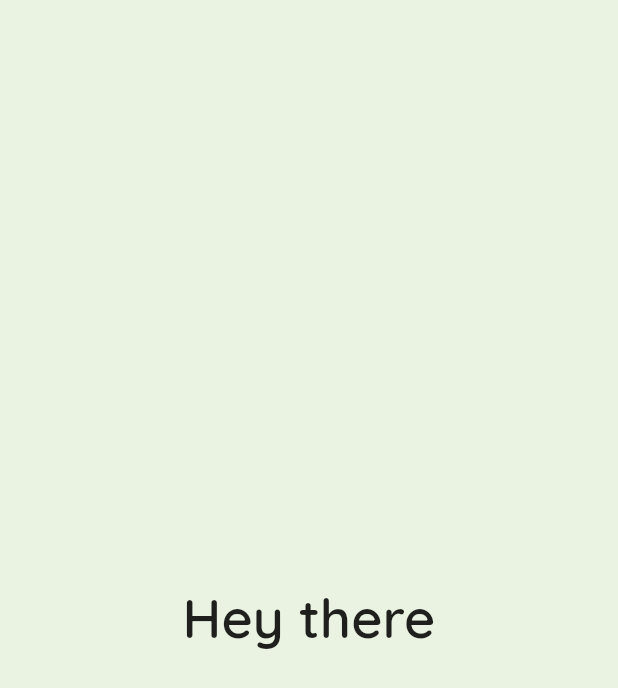
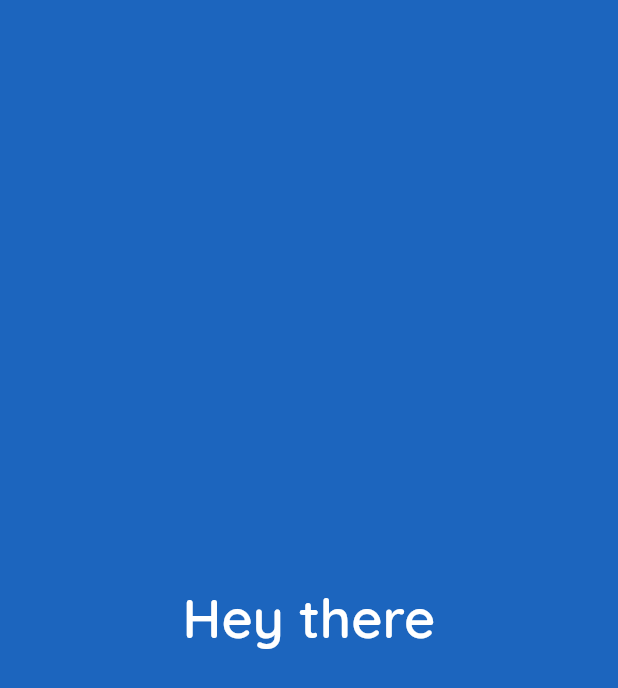
Before and after one commit to FeanorD/flutter-test-task, a Flutter app: the screen it shows after launch, on a phone screen of 412 x 824 dp. Shown: the top 688 px of the screen. Run offline on Flutter 3.47's test engine with Material 2 defaults, Android fonts, the phone set to English and light mode, and no system bars; our stand-ins replace google_fonts.

Commit message:
Create function for handling text color

```diff
--- a/lib/screens/home_screen.dart
+++ b/lib/screens/home_screen.dart
@@ -7,33 +7,46 @@ class HomeScreen extends StatefulWidget {
   HomeScreenState createState() => HomeScreenState();
 }
 
-//HomeScreenState is not private only for widget testing in test/screens/home_screen_test.dart
+//HomeScreenState is not private because of widget testing
+//in test/screens/home_screen_test.dart
 class HomeScreenState extends State<HomeScreen> {
-  Color _currentColor;
+  Color _currentBackgroundColor;
+  Color _textColor;
 
   @override
   void initState() {
     super.initState();
-    _currentColor = _getRandomColor();
+    _currentBackgroundColor = _getRandomColor();
+    _setTextColor();
   }
 
-  ///Getter [currentColor] only for widget testing
-  Color get currentColor => _currentColor;
+  //Getter for _currentColor. Is needed only for widget testing
+  Color get currentColor => _currentBackgroundColor;
 
   void _changeColor() {
     setState(() {
-      _currentColor = _getRandomColor();
+      _currentBackgroundColor = _getRandomColor();
+      _setTextColor();
     });
   }
 
   Color _getRandomColor() {
     Random random = Random();
     return Color.fromARGB(
-      random.nextInt(256),
+      255,
       random.nextInt(256),
       random.nextInt(256),
       random.nextInt(256),
     );
+  }
+
+  // Sets the text color to black or white color depends on the lightness
+  // of the background color
+  void _setTextColor() {
+    final currentBgColorHSL = HSLColor.fromColor(_currentBackgroundColor);
+    _textColor = currentBgColorHSL.lightness > 0.6
+        ? Colors.black
+        : Colors.white;
   }
 
   @override
@@ -41,10 +54,12 @@ class HomeScreenState extends State<HomeScreen> {
     return Scaffold(
       body: Container(
         decoration: BoxDecoration(
-          color: _currentColor,
+          color: _currentBackgroundColor,
         ),
-        //It also could be GestureDetector here instead of InkWell,
+        //It also could be the GestureDetector here instead of the InkWell,
         //but I decided to use it because of its nice ripple animation
+        child: Material(
+          color: Colors.transparent,
           child: InkWell(
             onTap: _changeColor,
             child: SafeArea(
@@ -54,6 +69,8 @@ class HomeScreenState extends State<HomeScreen> {
                   style: TextStyle(
                     fontSize: 36,
                     fontWeight: FontWeight.w600,
+                  color: _textColor,
+                  ),
                 ),
               ),
             ),
```
Lines whose indentation alone changed are shown as unchanged.
